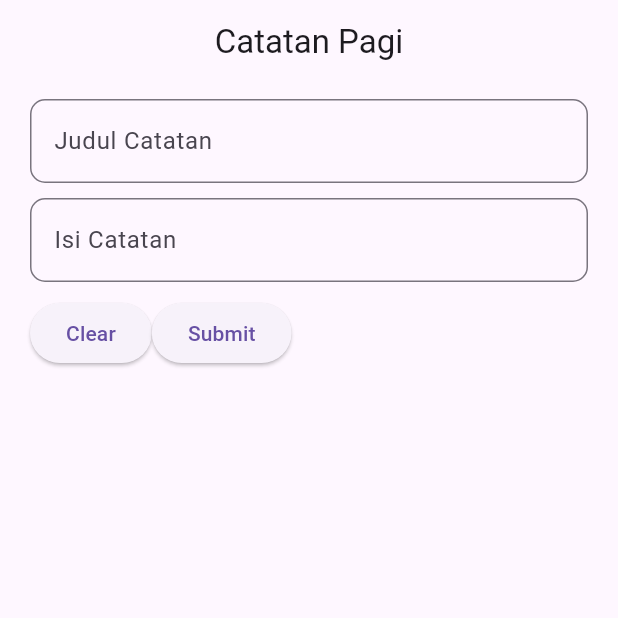
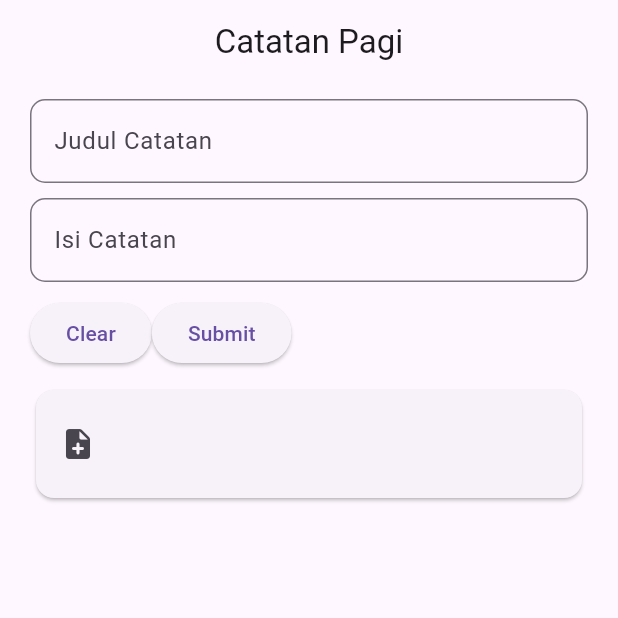
Before and after one commit to jonyxz/aplikasi_catatan, a Flutter app: the screen it shows after launch, after a tap on "Submit", on a phone screen of 412 x 824 dp, the top half of it. Run offline on Flutter 3.47's test engine with Material 3 defaults, Android fonts, the phone set to English and light mode, and no system bars.

Commit message:
Refactor listCatatan to use Catatan class

```diff
--- a/lib/main.dart
+++ b/lib/main.dart
@@ -16,7 +16,8 @@ class _MainAppState extends State<MainApp> {
   TextEditingController judulCtrl = TextEditingController();
   TextEditingController isiCtrl = TextEditingController();
 
-  List<Map<String, String>> listCatatan = [];
+  List<Catatan> get listCatatan => _listCatatan;
+  final List<Catatan> _listCatatan = [];
 
   @override
   Widget build(BuildContext context) {
@@ -59,10 +60,10 @@ class _MainAppState extends State<MainApp> {
                     ElevatedButton(
                         onPressed: () {
                           setState(() {
-                            listCatatan.add({
-                              "judul": judulCtrl.text,
-                              "isi": isiCtrl.text,
-                            });
+                            listCatatan.add(Catatan(
+                              judul: judulCtrl.text,
+                              isi: isiCtrl.text,
+                            ));
                           });
                         },
                         child: Text("Submit")),
@@ -75,12 +76,16 @@ class _MainAppState extends State<MainApp> {
                   itemBuilder: (context, index) {
                     return InkWell(
                       onTap: () {
-                        print(listCatatan[index]["judul"]);
-                        print(listCatatan[index]["isi"]);
+                        print(listCatatan[index].judul);
+                        print(listCatatan[index].isi);
+                        print(listCatatan[index].tanggal);
                       },
-                      child: ListTile(
-                        title: Text(listCatatan[index]["judul"] ?? ""),
-                        subtitle: Text(listCatatan[index]["isi"] ?? ""),
+                      child: Card(
+                        child: ListTile(
+                          leading: Icon(Icons.note_add_rounded),
+                          title: Text(listCatatan[index].judul),
+                          subtitle: Text(listCatatan[index].isi),
+                        ),
                       ),
                     );
                   },
```
